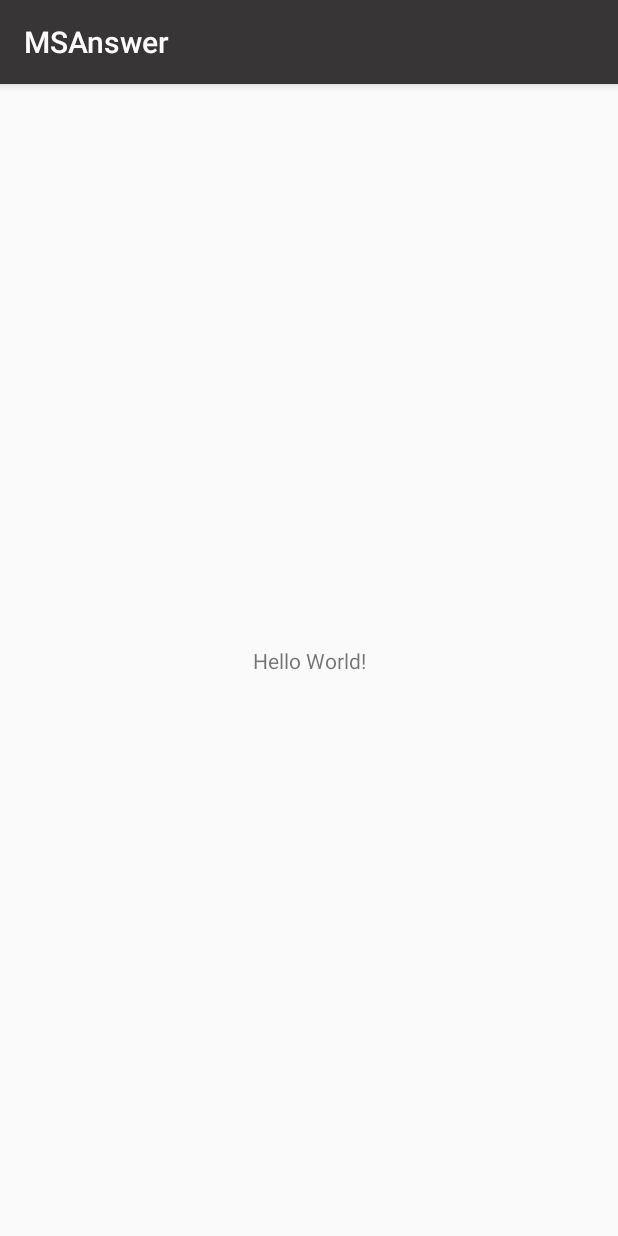
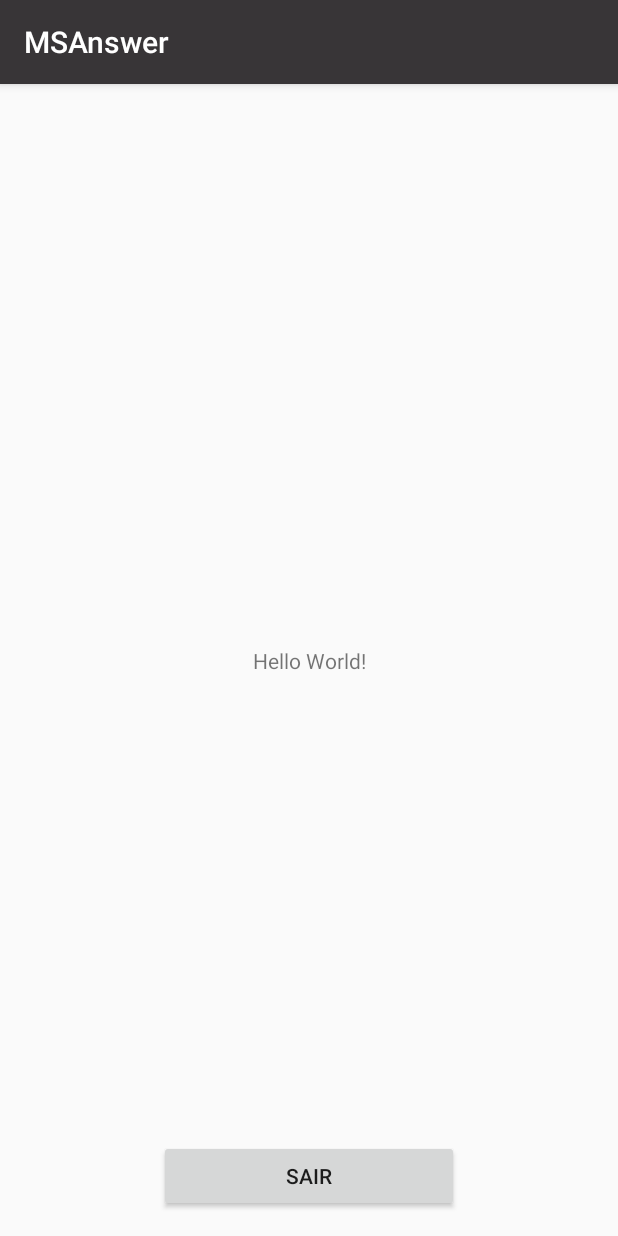
Before and after one commit to GustavoBragaa/InterdisciplinarPronto, an Android app: the MainActivity screen opened directly, with no data from a screen before it, on a phone screen of 412 x 824 dp. Run offline under Robolectric (Android 15) with nearby library versions, the phone set to English and light mode, and no system bars; libraries missing offline, so code that uses them is left out: com.facebook.

```diff
--- a/app/build.gradle
+++ b/app/build.gradle
@@ -24,6 +24,7 @@ dependencies {
     implementation 'com.android.support.constraint:constraint-layout:1.1.0'
     implementation 'com.google.firebase:firebase-auth:11.8.0'
     implementation 'com.google.firebase:firebase-database:11.8.0'
+    implementation 'com.facebook.android:facebook-login:[4,5)'
     testImplementation 'junit:junit:4.12'
     androidTestImplementation 'com.android.support.test:runner:1.0.2'
     androidTestImplementation 'com.android.support.test.espresso:espresso-core:3.0.2'
--- a/app/src/main/res/layout/activity_main.xml
+++ b/app/src/main/res/layout/activity_main.xml
@@ -15,4 +15,15 @@
         app:layout_constraintRight_toRightOf="parent"
         app:layout_constraintTop_toTopOf="parent" />
 
+
+    <Button
+        android:layout_width="200dp"
+        android:layout_height="wrap_content"
+        android:layout_marginBottom="16dp"
+        android:onClick="sair"
+        android:text="Sair"
+        app:layout_constraintBottom_toBottomOf="parent"
+        app:layout_constraintEnd_toEndOf="parent"
+        app:layout_constraintStart_toStartOf="parent" />
+
 </android.support.constraint.ConstraintLayout>
--- a/app/src/main/res/values/strings.xml
+++ b/app/src/main/res/values/strings.xml
@@ -1,3 +1,5 @@
 <resources>
     <string name="app_name">MSAnswer</string>
+    <string name="facebook_app_id">183766315779594</string>
+    <string name="fb_login_protocol_scheme">812b274835f3eab92b78798fd782ea6c</string>
 </resources>
--- a/build.gradle
+++ b/build.gradle
@@ -7,7 +7,7 @@ buildscript {
         jcenter()
     }
     dependencies {
-        classpath 'com.android.tools.build:gradle:3.1.1'
+        classpath 'com.android.tools.build:gradle:3.1.2'
 
 
         // NOTE: Do not place your application dependencies here; they belong
```
Also changed, not shown: app/src/main/AndroidManifest.xml (+21 -0 lines), app/src/main/java/com/example/gusta/interdisciplina01/Activitys/LoginActivity.java (+52 -7 lines), app/src/main/java/com/example/gusta/interdisciplina01/Activitys/MainActivity.java (+12 -0 lines), app/src/main/res/layout/activity_login.xml (+12 -2 lines).
